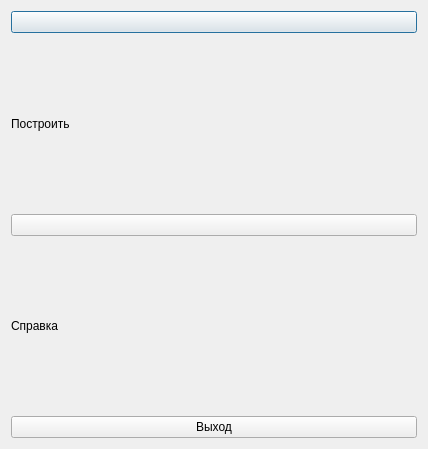
This is mainmenu.ui in spellanser/graphx as Qt 5 draws it before an edit. The edited form follows.
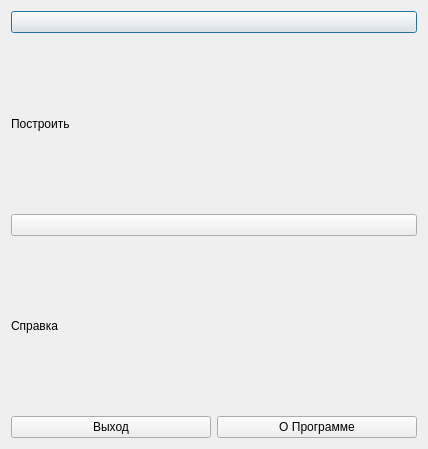
This is the edited form. Icons and pictures are not drawn.

Diff of the .ui file:
```diff
--- a/mainmenu.ui
+++ b/mainmenu.ui
@@ -18,7 +18,7 @@
     <normaloff>:/Res/res/logo-steam.jpg</normaloff>:/Res/res/logo-steam.jpg</iconset>
   </property>
   <layout class="QGridLayout" name="gridLayout">
-   <item row="0" column="0">
+   <item row="0" column="0" colspan="2">
     <widget class="QPushButton" name="pushButton_2">
      <property name="toolTip">
       <string>&lt;!DOCTYPE HTML PUBLIC &quot;-//W3C//DTD HTML 4.0//EN&quot; &quot;http://www.w3.org/TR/REC-html40/strict.dtd&quot;&gt;
@@ -49,7 +49,7 @@
      </property>
     </widget>
    </item>
-   <item row="2" column="0">
+   <item row="2" column="0" colspan="2">
     <widget class="QPushButton" name="pushButton_4">
      <property name="toolTip">
       <string>&lt;!DOCTYPE HTML PUBLIC &quot;-//W3C//DTD HTML 4.0//EN&quot; &quot;http://www.w3.org/TR/REC-html40/strict.dtd&quot;&gt;
@@ -87,6 +87,13 @@
      </property>
     </widget>
    </item>
+   <item row="4" column="1">
+    <widget class="QPushButton" name="pushButton_6">
+     <property name="text">
+      <string>О Программе</string>
+     </property>
+    </widget>
+   </item>
   </layout>
  </widget>
  <layoutdefault spacing="6" margin="11"/>
```
